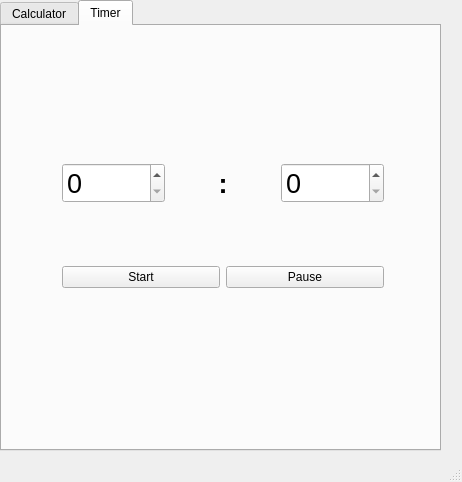
First picture: the form in mainwindow.ui, repository Chtx666/Calc, before the edit.
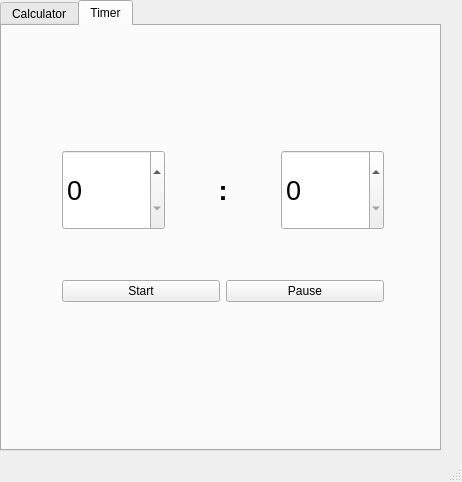
Second picture: the form after the edit.

What changed in the file:
```diff
--- a/mainwindow.ui
+++ b/mainwindow.ui
@@ -337,6 +337,12 @@
         <layout class="QHBoxLayout" name="horizontalLayout">
          <item>
           <widget class="QSpinBox" name="minSpinBox">
+           <property name="minimumSize">
+            <size>
+             <width>80</width>
+             <height>80</height>
+            </size>
+           </property>
            <property name="font">
             <font>
              <pointsize>20</pointsize>
@@ -362,6 +368,12 @@
          </item>
          <item>
           <widget class="QSpinBox" name="secSpinBox">
+           <property name="minimumSize">
+            <size>
+             <width>80</width>
+             <height>80</height>
+            </size>
+           </property>
            <property name="font">
             <font>
              <pointsize>20</pointsize>
```
